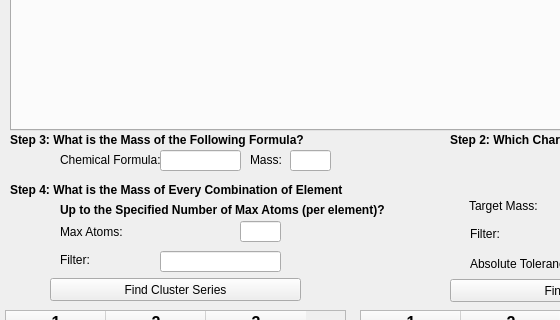
The window that clusteridv2b.ui (BrendanSweeny/clusterid) describes before a commit, drawn with Qt 5; both pictures show x 0 to 560 and y 220 to 540 of the 799 by 904 pixel window.
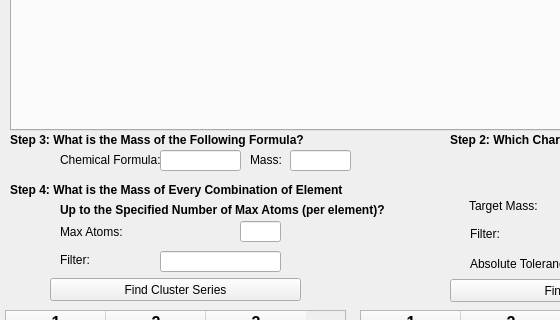
The same window after the commit.

```diff
--- a/clusteridv2b.ui
+++ b/clusteridv2b.ui
@@ -341,12 +341,12 @@
      <rect>
       <x>290</x>
       <y>370</y>
-      <width>41</width>
+      <width>61</width>
       <height>21</height>
      </rect>
     </property>
     <property name="readOnly">
-     <bool>true</bool>
+     <bool>false</bool>
     </property>
    </widget>
    <widget class="QLabel" name="label_11">
```
